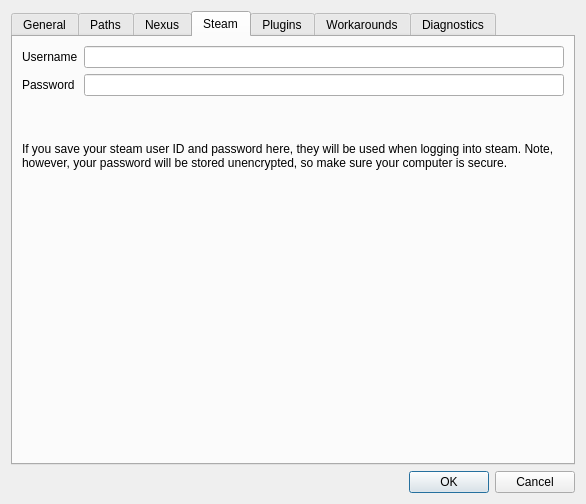
First picture: the form in modorganizer/src/settingsdialog.ui, repository Holt59/mo2-merge, before the edit.
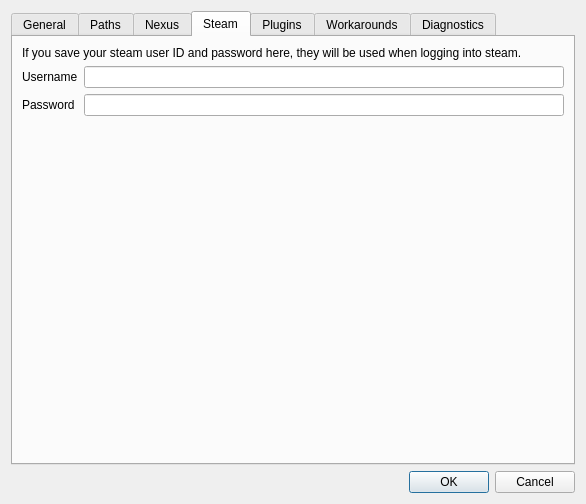
Second picture: the form after the edit. The open tabs and pages were chosen to show the change. Icons and pictures are not drawn.

Commit message: [modorganizer] removed incorrect warning that steam password is unencrypted split steam tab

```diff
--- a/modorganizer/src/settingsdialog.ui
+++ b/modorganizer/src/settingsdialog.ui
@@ -828,72 +828,56 @@
        <string>Steam</string>
       </attribute>
       <layout class="QGridLayout" name="gridLayout_3">
-       <item row="0" column="0">
+       <item row="1" column="0">
         <widget class="QLabel" name="label_19">
          <property name="text">
           <string>Username</string>
          </property>
         </widget>
        </item>
-       <item row="0" column="1">
+       <item row="4" column="0">
+        <spacer name="verticalSpacer_4">
+         <property name="orientation">
+          <enum>Qt::Vertical</enum>
+         </property>
+         <property name="sizeType">
+          <enum>QSizePolicy::Expanding</enum>
+         </property>
+         <property name="sizeHint" stdset="0">
+          <size>
+           <width>20</width>
+           <height>232</height>
+          </size>
+         </property>
+        </spacer>
+       </item>
+       <item row="1" column="1">
         <widget class="QLineEdit" name="steamUserEdit"/>
        </item>
-       <item row="1" column="0">
+       <item row="0" column="0" colspan="2">
+        <widget class="QLabel" name="label_21">
+         <property name="text">
+          <string>&lt;html&gt;&lt;head/&gt;&lt;body&gt;&lt;p&gt;If you save your steam user ID and password here, they will be used when logging into steam.&lt;/p&gt;&lt;/body&gt;&lt;/html&gt;</string>
+         </property>
+         <property name="wordWrap">
+          <bool>true</bool>
+         </property>
+        </widget>
+       </item>
+       <item row="2" column="0">
         <widget class="QLabel" name="label_20">
          <property name="text">
           <string>Password</string>
          </property>
         </widget>
        </item>
-       <item row="1" column="1">
+       <item row="2" column="1">
         <widget class="QLineEdit" name="steamPassEdit">
          <property name="echoMode">
           <enum>QLineEdit::Password</enum>
          </property>
         </widget>
        </item>
-       <item row="2" column="0">
-        <spacer name="verticalSpacer_5">
-         <property name="orientation">
-          <enum>Qt::Vertical</enum>
-         </property>
-         <property name="sizeType">
-          <enum>QSizePolicy::Minimum</enum>
-         </property>
-         <property name="sizeHint" stdset="0">
-          <size>
-           <width>20</width>
-           <height>40</height>
-          </size>
-         </property>
-        </spacer>
-       </item>
-       <item row="3" column="0" colspan="2">
-        <widget class="QLabel" name="label_21">
-         <property name="text">
-          <string>If you save your steam user ID and password here, they will be used when logging into steam. Note, however, your password will be stored unencrypted, so make sure your computer is secure.</string>
-         </property>
-         <property name="wordWrap">
-          <bool>true</bool>
-         </property>
-        </widget>
-       </item>
-       <item row="4" column="0">
-        <spacer name="verticalSpacer_4">
-         <property name="orientation">
-          <enum>Qt::Vertical</enum>
-         </property>
-         <property name="sizeType">
-          <enum>QSizePolicy::Expanding</enum>
-         </property>
-         <property name="sizeHint" stdset="0">
-          <size>
-           <width>20</width>
-           <height>232</height>
-          </size>
-         </property>
-        </spacer>
-       </item>
       </layout>
      </widget>
      <widget class="QWidget" name="pluginsTab">
```
The commit also changes 5 other files.
